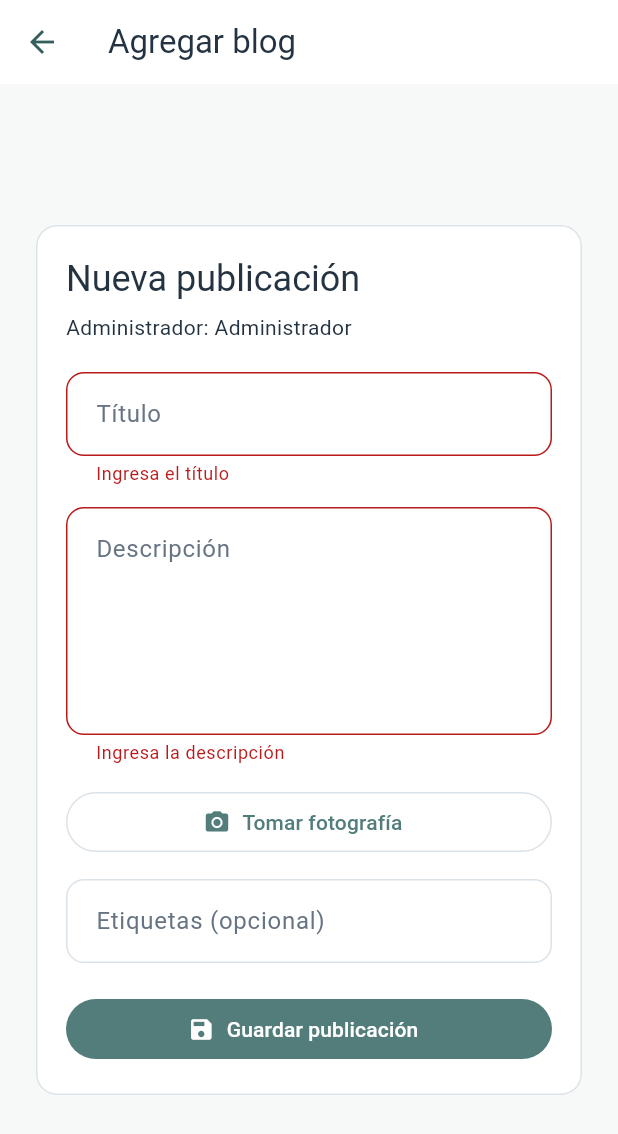
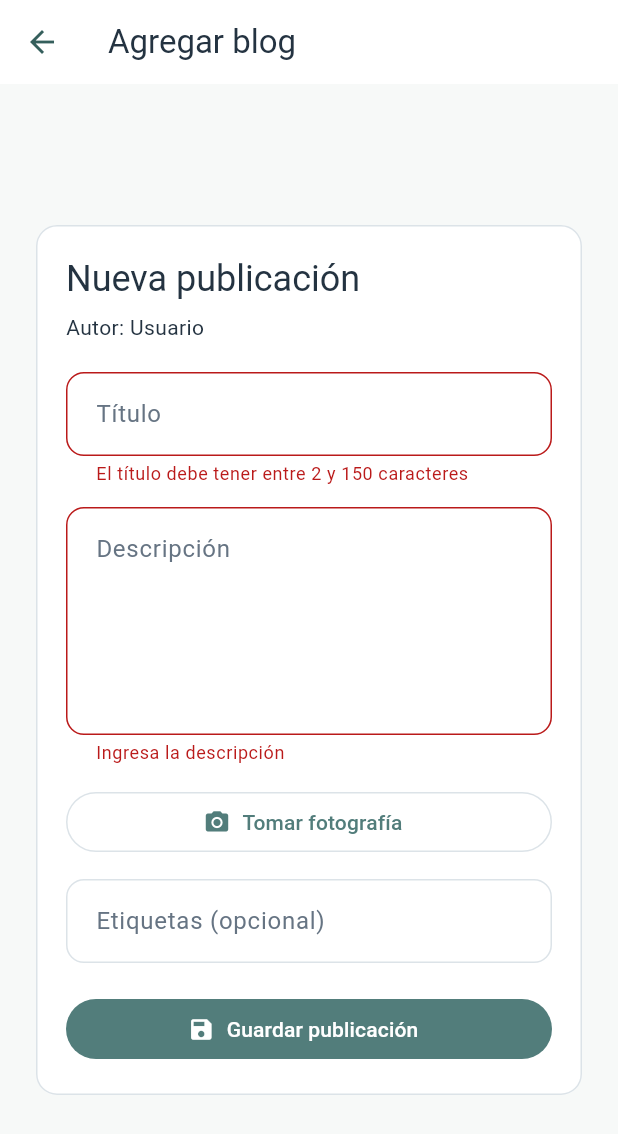
Before and after one commit to coco1016t/PROYECTO--RGR, a Flutter app: the AddBlogPage screen opened by its route, after a tap on "Guardar publicación", on a phone screen of 412 x 824 dp. Shown: the top 1134 px of the screen. Run offline on Flutter 3.47's test engine with Material 3 defaults, Android fonts, the phone set to English and light mode, and no system bars; our stand-ins replace flutter_map, flutter_secure_storage, image_picker, latlong2; accounts and stored records are empty.

Commit message:
Update add_blog_page.dart

```diff
--- a/flutter_application_3/lib/screens/add_blog_page.dart
+++ b/flutter_application_3/lib/screens/add_blog_page.dart
@@ -2,12 +2,15 @@ import 'dart:typed_data';
 
 import 'package:flutter/material.dart';
 import 'package:image_picker/image_picker.dart';
+import '../models/post_model.dart';
 import '../services/post_service.dart';
 import '../services/sesion_service.dart';
 import '../widgets/admin_drawer.dart';
 
 class AddBlogPage extends StatefulWidget {
-  const AddBlogPage({super.key});
+  final PostModel? publicacion;
+
+  const AddBlogPage({super.key, this.publicacion});
 
   @override
   State<AddBlogPage> createState() => _AddBlogPageState();
@@ -15,9 +18,10 @@ class AddBlogPage extends StatefulWidget {
 
 class _AddBlogPageState extends State<AddBlogPage> {
   final _formKey = GlobalKey<FormState>();
-  final _titulo = TextEditingController();
-  final _descripcion = TextEditingController();
-  final _tags = TextEditingController();
+  late final _titulo = TextEditingController(text: widget.publicacion?.titulo);
+  late final _descripcion =
+      TextEditingController(text: widget.publicacion?.descripcion);
+  late final _tags = TextEditingController(text: widget.publicacion?.tags);
   final _servicio = PostService();
   final _picker = ImagePicker();
   XFile? _foto;
@@ -69,10 +73,12 @@ class _AddBlogPageState extends State<AddBlogPage> {
   }
 
   Future<void> _guardar() async {
+    if (_guardando) return;
     if (!_formKey.currentState!.validate()) return;
+    final publicacion = widget.publicacion;
     final foto = _foto;
     final imagenBytes = _imagenBytes;
-    if (foto == null || imagenBytes == null) {
+    if (publicacion == null && (foto == null || imagenBytes == null)) {
       ScaffoldMessenger.of(context).showSnackBar(
         const SnackBar(content: Text('Toma una fotografía para continuar')),
       );
@@ -81,11 +87,24 @@ class _AddBlogPageState extends State<AddBlogPage> {
 
     setState(() => _guardando = true);
     try {
+      if (publicacion != null) {
+        await _servicio.editarPost(
+          id: publicacion.id,
+          titulo: _titulo.text,
+          descripcion: _descripcion.text,
+          tags: _tags.text,
+          imagenBytes: imagenBytes,
+          nombreImagen: foto?.name,
+        );
+        if (mounted) Navigator.pop(context, true);
+        return;
+      }
+
       await _servicio.agregarPost(
         titulo: _titulo.text,
         descripcion: _descripcion.text,
-        imagenBytes: imagenBytes,
-        nombreImagen: foto.name,
+        imagenBytes: imagenBytes!,
+        nombreImagen: foto!.name,
         tags: _tags.text,
       );
       if (!mounted) return;
@@ -102,7 +121,7 @@ class _AddBlogPageState extends State<AddBlogPage> {
     } catch (e) {
       if (!mounted) return;
       ScaffoldMessenger.of(context).showSnackBar(
-        SnackBar(content: Text('No se pudo guardar: $e')),
+        SnackBar(content: Text('$e'.replaceFirst('Exception: ', ''))),
       );
     } finally {
       if (mounted) setState(() => _guardando = false);
@@ -111,10 +130,25 @@ class _AddBlogPageState extends State<AddBlogPage> {
 
   @override
   Widget build(BuildContext context) {
-    final nombre = _usuario['nom_usr']?.toString() ?? 'Administrador';
-    return Scaffold(
-      appBar: AppBar(title: const Text('Agregar blog')),
-      drawer: (_usuario['tip_usu'] as num?)?.toInt() == 1
+    final editando = widget.publicacion != null;
+    final esAdmin = (_usuario['tip_usu'] as num?)?.toInt() == 1;
+    final rol = esAdmin ? 'Administrador' : 'Autor';
+    final nombre = _usuario['nom_usr']?.toString() ?? 'Usuario';
+    final imagenActual = widget.publicacion?.imagen ?? '';
+    final imagenBytes = _imagenBytes;
+    final ImageProvider? vistaPrevia = imagenBytes != null
+        ? MemoryImage(imagenBytes)
+        : imagenActual.isEmpty
+            ? null
+            : NetworkImage(PostService.urlImagen(imagenActual).toString());
+
+    return PopScope(
+      canPop: !_guardando,
+      child: Scaffold(
+        appBar: AppBar(
+          title: Text(editando ? 'Editar publicación' : 'Agregar blog'),
+        ),
+        drawer: !editando && esAdmin
             ? AdminDrawer(usuario: _usuario, rutaActual: '/add-blog')
             : null,
         body: Center(
@@ -130,29 +164,38 @@ class _AddBlogPageState extends State<AddBlogPage> {
                     child: Column(
                       crossAxisAlignment: CrossAxisAlignment.stretch,
                       children: [
+                        if (!editando) ...[
                           Text('Nueva publicación',
                               style: Theme.of(context).textTheme.headlineSmall),
                           const SizedBox(height: 6),
-                      Text('Administrador: $nombre'),
+                          Text('$rol: $nombre'),
                           const SizedBox(height: 20),
+                        ],
                         TextFormField(
                           controller: _titulo,
+                          enabled: !_guardando,
                           decoration: const InputDecoration(
                             labelText: 'Título',
                           ),
-                        validator: (v) => v == null || v.trim().isEmpty
-                            ? 'Ingresa el título'
-                            : null,
+                          validator: (valor) {
+                            final longitud = valor?.trim().length ?? 0;
+                            if (longitud < 2 || longitud > 150) {
+                              return 'El título debe tener entre 2 y 150 caracteres';
+                            }
+                            return null;
+                          },
                         ),
                         const SizedBox(height: 14),
                         TextFormField(
                           controller: _descripcion,
+                          enabled: !_guardando,
                           maxLines: 5,
                           decoration: const InputDecoration(
                             labelText: 'Descripción',
                             alignLabelWithHint: true,
                           ),
-                        validator: (v) => v == null || v.trim().isEmpty
+                          validator: (v) =>
+                              !editando && (v == null || v.trim().isEmpty)
                                   ? 'Ingresa la descripción'
                                   : null,
                         ),
@@ -161,30 +204,38 @@ class _AddBlogPageState extends State<AddBlogPage> {
                           onPressed: _guardando ? null : _tomarFoto,
                           icon: const Icon(Icons.camera_alt),
                           label: Text(
-                          _foto == null
+                            vistaPrevia == null
                                 ? 'Tomar fotografía'
                                 : 'Cambiar fotografía',
                           ),
                         ),
-                      if (_imagenBytes != null) ...[
+                        if (vistaPrevia != null) ...[
                           const SizedBox(height: 12),
                           ClipRRect(
                             borderRadius: BorderRadius.circular(12),
-                          child: Image.memory(
-                            _imagenBytes!,
+                            child: Image(
+                              image: vistaPrevia,
                               height: 180,
                               width: double.infinity,
                               fit: BoxFit.cover,
+                              errorBuilder: (context, error, stackTrace) =>
+                                  const Center(
+                                      child: Text('Imagen no disponible')),
                             ),
                           ),
                         ],
                         const SizedBox(height: 14),
                         TextFormField(
                           controller: _tags,
+                          enabled: !_guardando,
                           decoration: const InputDecoration(
                             labelText: 'Etiquetas (opcional)',
                             hintText: 'flutter, tecnología, móvil',
                           ),
+                          validator: (valor) =>
+                              (valor?.trim().length ?? 0) > 255
+                                  ? 'Las etiquetas admiten hasta 255 caracteres'
+                                  : null,
                         ),
                         const SizedBox(height: 20),
                         FilledButton.icon(
@@ -199,7 +250,11 @@ class _AddBlogPageState extends State<AddBlogPage> {
                                 )
                               : const Icon(Icons.save),
                           label: Text(
-                          _guardando ? 'Guardando...' : 'Guardar publicación',
+                            _guardando
+                                ? 'Guardando...'
+                                : (editando
+                                    ? 'Guardar cambios'
+                                    : 'Guardar publicación'),
                           ),
                         ),
                       ],
@@ -210,6 +265,7 @@ class _AddBlogPageState extends State<AddBlogPage> {
             ),
           ),
         ),
+      ),
     );
   }
 }
```
Lines whose indentation alone changed are shown as unchanged.
